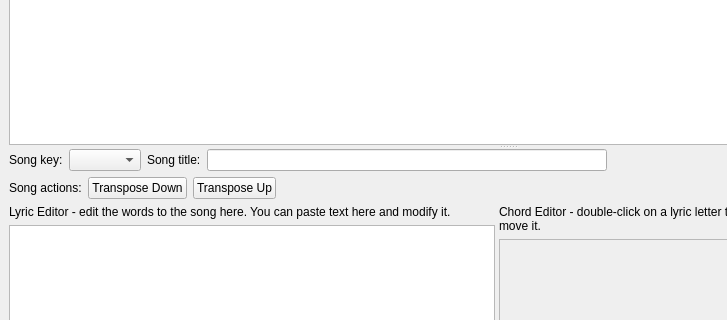
First picture: the form in src/softchordeditor.ui, repository matvey83/softChord, before the edit; both pictures show x 0 to 727 and y 242 to 562 of the 1016 by 878 pixel window.
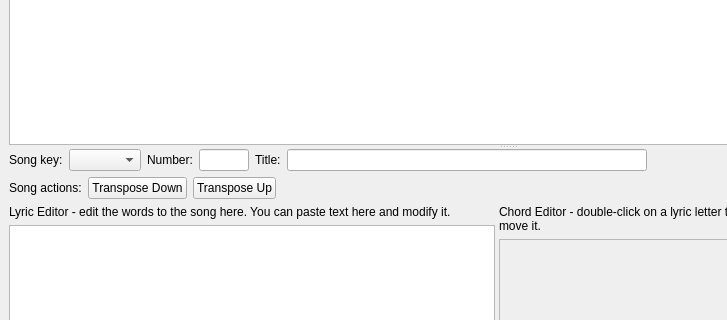
Second picture: the form after the edit.

Commit message: Added an entry field for the song number.

```diff
--- a/src/softchordeditor.ui
+++ b/src/softchordeditor.ui
@@ -20,7 +20,7 @@
       <property name="orientation">
        <enum>Qt::Vertical</enum>
       </property>
-      <widget class="QWidget" name="">
+      <widget class="QWidget" name="layoutWidget">
        <layout class="QVBoxLayout" name="verticalLayout_3">
         <item>
          <layout class="QHBoxLayout" name="horizontalLayout_2" stretch="0,0,0,0,0,0,0,0">
@@ -107,7 +107,7 @@
         </item>
        </layout>
       </widget>
-      <widget class="QWidget" name="">
+      <widget class="QWidget" name="layoutWidget">
        <layout class="QVBoxLayout" name="verticalLayout_4" stretch="0,0,1">
         <item>
          <layout class="QHBoxLayout" name="horizontalLayout">
@@ -121,10 +121,27 @@
           <item>
            <widget class="QComboBox" name="song_key_menu"/>
           </item>
+          <item>
+           <widget class="QLabel" name="label_6">
+            <property name="text">
+             <string>Number:</string>
+            </property>
+           </widget>
+          </item>
+          <item>
+           <widget class="QLineEdit" name="song_num_ef">
+            <property name="maximumSize">
+             <size>
+              <width>50</width>
+              <height>16777215</height>
+             </size>
+            </property>
+           </widget>
+          </item>
           <item>
            <widget class="QLabel" name="label_4">
             <property name="text">
-             <string>Song title:</string>
+             <string>Title:</string>
             </property>
            </widget>
           </item>
```
Left out of the diff: 10 changed lines with no effect on the pictures.
